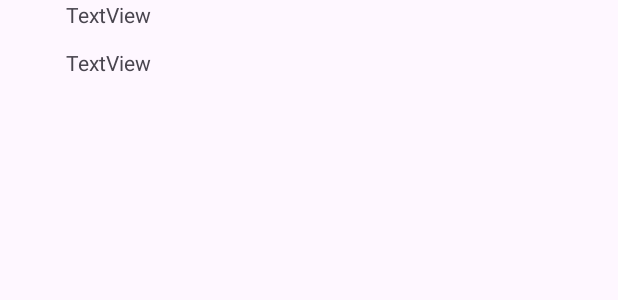
After one commit to Bonnand/PolyHome, an Android app: the layout show_devices.xml on its own in the app's theme, with its tools: preview values and no code run, on a phone screen of 412 x 824 dp. The commit adds this screen. Shown: the top 300 px of the screen. Run offline under Robolectric (Android 15) with nearby library versions, the phone set to English and light mode, and no system bars; network calls fail.

Commit message:
Devices List States Working

```diff
--- /dev/null
+++ b/app/src/main/java/com/adrien_bonnand/polyhome/Device/Devices.kt
@@ -0,0 +1,5 @@
+package com.adrien_bonnand.polyhome.Device
+
+data class Devices(
+    val devices : ArrayList<Device>
+)
--- a/app/src/main/java/com/adrien_bonnand/polyhome/HousesListActivity.kt
+++ b/app/src/main/java/com/adrien_bonnand/polyhome/HousesListActivity.kt
@@ -14,9 +14,8 @@ import androidx.appcompat.app.AppCompatActivity
 class HousesListActivity : AppCompatActivity() {
     private val houses: ArrayList<House> = ArrayList()
     private lateinit var housesAdapter: HouseAdapter
+    private var token: String? = null
 
-
-    private var token: String? = null
     override fun onCreate(savedInstanceState: Bundle?) {
         super.onCreate(savedInstanceState)
         enableEdgeToEdge()
--- /dev/null
+++ b/app/src/main/res/layout/show_devices.xml
@@ -0,0 +1,26 @@
+<?xml version="1.0" encoding="utf-8"?>
+<androidx.constraintlayout.widget.ConstraintLayout xmlns:android="http://schemas.android.com/apk/res/android"
+    xmlns:app="http://schemas.android.com/apk/res-auto"
+    xmlns:tools="http://schemas.android.com/tools"
+    android:layout_width="match_parent"
+    android:layout_height="match_parent">
+
+    <TextView
+        android:id="@+id/textDeviceId"
+        android:layout_width="wrap_content"
+        android:layout_height="wrap_content"
+        android:layout_marginStart="44dp"
+        android:layout_marginTop="32dp"
+        android:text="TextView"
+        app:layout_constraintStart_toStartOf="parent"
+        app:layout_constraintTop_toTopOf="parent" />
+
+    <TextView
+        android:id="@+id/textDeviceState"
+        android:layout_width="wrap_content"
+        android:layout_height="wrap_content"
+        android:layout_marginStart="44dp"
+        android:text="TextView"
+        app:layout_constraintStart_toStartOf="parent"
+        tools:layout_editor_absoluteY="76dp" />
+</androidx.constraintlayout.widget.ConstraintLayout>
```
Also changed, not shown: app/src/main/AndroidManifest.xml (+7 -2 lines), app/src/main/java/com/adrien_bonnand/polyhome/Device/Device.kt (added, +9 -0 lines), app/src/main/java/com/adrien_bonnand/polyhome/Device/DevicesListActivity.kt (added, +92 -0 lines), app/src/main/res/layout/activity_devices_list.xml (added, +29 -0 lines).
